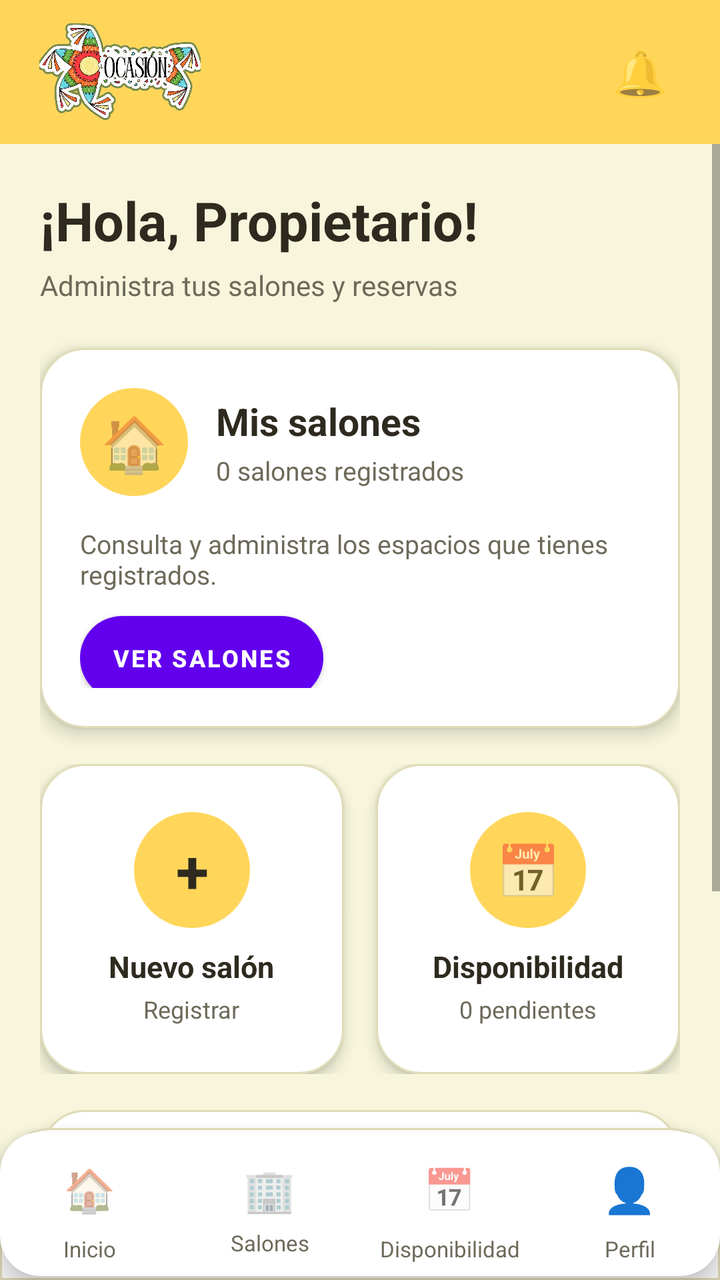
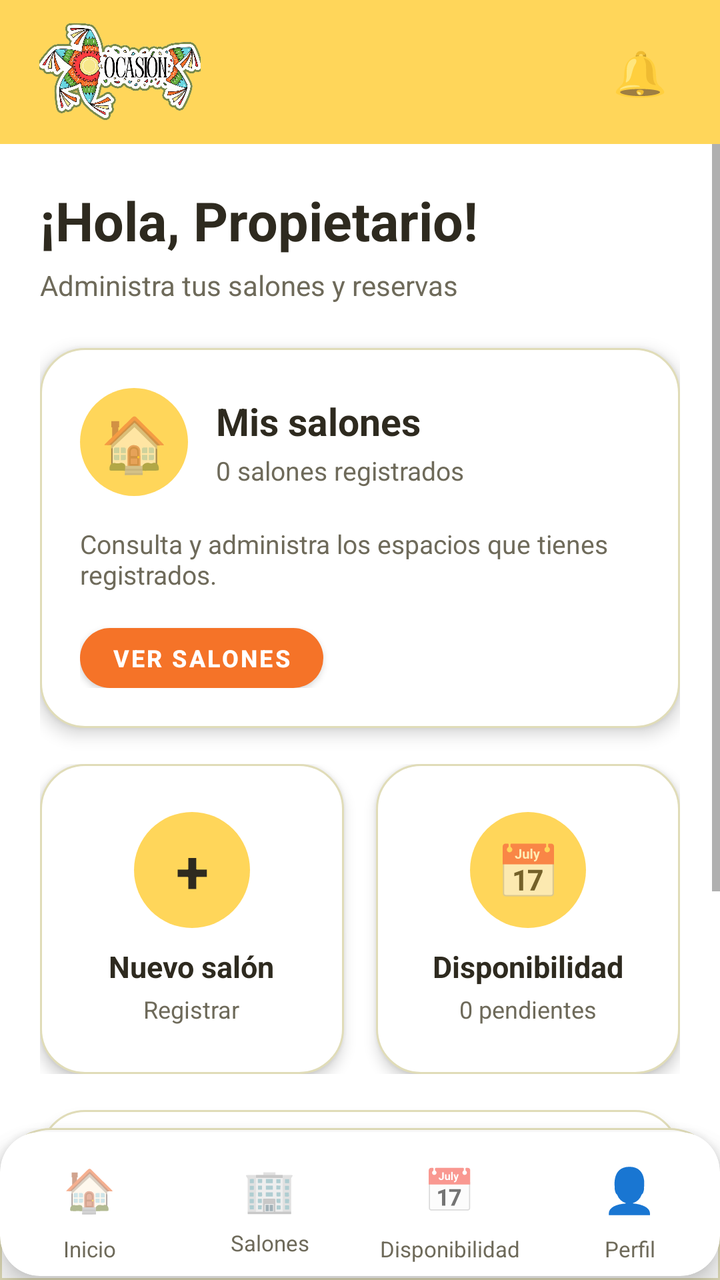

Before-and-after screenshots of an Android layout around one commit, followed by the original layout XML and the change that was made.
<!-- AndroidManifest.xml: application theme Theme.Ocasion_mobil_v2 -->
<!-- res/layout/owner_home.xml -->
<?xml version="1.0" encoding="utf-8"?>
<LinearLayout xmlns:android="http://schemas.android.com/apk/res/android"
    xmlns:app="http://schemas.android.com/apk/res-auto"
    android:layout_width="match_parent"
    android:layout_height="match_parent"
    android:orientation="vertical"
    android:background="@color/bg_general">

    

    <LinearLayout
        android:layout_width="match_parent"
        android:layout_height="72dp"
        android:orientation="horizontal"
        android:gravity="center_vertical"
        android:paddingStart="18dp"
        android:paddingEnd="18dp"
        android:background="@color/header_footer_dark">

        <include layout="@layout/logo_barra_propietario" />

        <Space
            android:layout_width="0dp"
            android:layout_height="1dp"
            android:layout_weight="1" />

        

        <TextView
            android:id="@+id/btnNotifications"
            android:layout_width="44dp"
            android:layout_height="44dp"
            android:gravity="center"
            android:text="🔔"
            android:textSize="22sp"
            android:background="@android:color/transparent"
            android:contentDescription="Notificaciones" />

    </LinearLayout>

    

    <ScrollView
        android:layout_width="match_parent"
        android:layout_height="0dp"
        android:layout_weight="1"
        android:fillViewport="true"
        android:clipToPadding="false">

        <LinearLayout
            android:layout_width="match_parent"
            android:layout_height="wrap_content"
            android:orientation="vertical"
            android:padding="20dp">

            

            <TextView
                android:id="@+id/tvWelcome"
                android:layout_width="wrap_content"
                android:layout_height="wrap_content"
                android:text="¡Hola, Propietario!"
                android:textColor="@color/texto_principal"
                android:textSize="27sp"
                android:textStyle="bold" />

            <TextView
                android:id="@+id/tvSubtitle"
                android:layout_width="wrap_content"
                android:layout_height="wrap_content"
                android:layout_marginTop="5dp"
                android:text="Administra tus salones y reservas"
                android:textColor="@color/texto_secundario"
                android:textSize="14sp" />


            

            <LinearLayout
                android:id="@+id/cardMySalons"
                android:layout_width="match_parent"
                android:layout_height="190dp"
                android:layout_marginTop="22dp"
                android:orientation="vertical"
                android:padding="20dp"
                android:background="@drawable/bg_owner_card"
                android:elevation="5dp"
                android:clickable="true"
                android:focusable="true">

                <LinearLayout
                    android:layout_width="match_parent"
                    android:layout_height="wrap_content"
                    android:orientation="horizontal"
                    android:gravity="center_vertical">

                    <TextView
                        android:layout_width="54dp"
                        android:layout_height="54dp"
                        android:gravity="center"
                        android:text="🏠"
                        android:textSize="27sp"
                        android:background="@drawable/bg_circle_yellow" />

                    <LinearLayout
                        android:layout_width="0dp"
                        android:layout_height="wrap_content"
                        android:layout_weight="1"
                        android:layout_marginStart="14dp"
                        android:orientation="vertical">

                        <TextView
                            android:layout_width="wrap_content"
                            android:layout_height="wrap_content"
                            android:text="Mis salones"
                            android:textColor="@color/texto_principal"
                            android:textSize="19sp"
                            android:textStyle="bold" />

                        <TextView
                            android:id="@+id/tvSalonCount"
                            android:layout_width="wrap_content"
                            android:layout_height="wrap_content"
                            android:layout_marginTop="3dp"
                            android:text="0 salones registrados"
                            android:textColor="@color/texto_secundario"
                            android:textSize="13sp" />

                    </LinearLayout>

                </LinearLayout>


                <TextView
                    android:layout_width="wrap_content"
                    android:layout_height="wrap_content"
                    android:layout_marginTop="15dp"
                    android:text="Consulta y administra los espacios que tienes registrados."
                    android:textColor="@color/texto_secundario"
                    android:textSize="13sp" />


                <Button
                    android:id="@+id/btnViewSalons"
                    android:layout_width="wrap_content"
                    android:layout_height="42dp"
                    android:layout_marginTop="12dp"
                    android:text="VER SALONES"
                    android:textSize="12sp"
                    android:textStyle="bold"
                    android:textColor="@color/blanco"
                    android:background="@drawable/bg_button_owner" />

            </LinearLayout>


            

            <LinearLayout
                android:layout_width="match_parent"
                android:layout_height="155dp"
                android:layout_marginTop="18dp"
                android:orientation="horizontal">

                

                <LinearLayout
                    android:id="@+id/cardNewSalon"
                    android:layout_width="0dp"
                    android:layout_height="match_parent"
                    android:layout_weight="1"
                    android:layout_marginEnd="8dp"
                    android:gravity="center"
                    android:orientation="vertical"
                    android:padding="14dp"
                    android:background="@drawable/bg_owner_card"
                    android:elevation="4dp"
                    android:clickable="true"
                    android:focusable="true">

                    <TextView
                        android:layout_width="58dp"
                        android:layout_height="58dp"
                        android:gravity="center"
                        android:text="+"
                        android:textColor="@color/texto_principal"
                        android:textSize="30sp"
                        android:textStyle="bold"
                        android:background="@drawable/bg_circle_yellow" />

                    <TextView
                        android:layout_width="wrap_content"
                        android:layout_height="wrap_content"
                        android:layout_marginTop="9dp"
                        android:text="Nuevo salón"
                        android:textColor="@color/texto_principal"
                        android:textSize="15sp"
                        android:textStyle="bold" />

                    <TextView
                        android:layout_width="wrap_content"
                        android:layout_height="wrap_content"
                        android:layout_marginTop="3dp"
                        android:text="Registrar"
                        android:textColor="@color/texto_secundario"
                        android:textSize="12sp" />

                </LinearLayout>


                

                <LinearLayout
                    android:id="@+id/cardDisponibilidad"
                    android:layout_width="0dp"
                    android:layout_height="match_parent"
                    android:layout_weight="1"
                    android:layout_marginStart="8dp"
                    android:gravity="center"
                    android:orientation="vertical"
                    android:padding="14dp"
                    android:background="@drawable/bg_owner_card"
                    android:elevation="4dp"
                    android:clickable="true"
                    android:focusable="true">

                    <TextView
                        android:layout_width="58dp"
                        android:layout_height="58dp"
                        android:gravity="center"
                        android:text="📅"
                        android:textSize="26sp"
                        android:background="@drawable/bg_circle_yellow" />

                    <TextView
                        android:layout_width="wrap_content"
                        android:layout_height="wrap_content"
                        android:layout_marginTop="9dp"
                        android:text="Disponibilidad"
                        android:textColor="@color/texto_principal"
                        android:textSize="15sp"
                        android:textStyle="bold" />

                    <TextView
                        android:id="@+id/tvDispoCount"
                        android:layout_width="wrap_content"
                        android:layout_height="wrap_content"
                        android:layout_marginTop="3dp"
                        android:text="0 pendientes"
                        android:textColor="@color/texto_secundario"
                        android:textSize="12sp" />

                </LinearLayout>

            </LinearLayout>


            

            <LinearLayout
                android:layout_width="match_parent"
                android:layout_height="145dp"
                android:layout_marginTop="18dp"
                android:orientation="vertical"
                android:padding="18dp"
                android:background="@drawable/bg_owner_card"
                android:elevation="4dp">

                <TextView
                    android:layout_width="wrap_content"
                    android:layout_height="wrap_content"
                    android:text="Tu actividad"
                    android:textColor="@color/texto_principal"
                    android:textSize="18sp"
                    android:textStyle="bold" />

                <TextView
                    android:id="@+id/tvActivity"
                    android:layout_width="match_parent"
                    android:layout_height="wrap_content"
                    android:layout_marginTop="13dp"
                    android:text="Aquí aparecerán tus próximas reservas y actividades."
                    android:textColor="@color/texto_secundario"
                    android:textSize="13sp" />

            </LinearLayout>

        </LinearLayout>

    </ScrollView>


    

    <LinearLayout
        android:layout_width="match_parent"
        android:layout_height="76dp"
        android:orientation="horizontal"
        android:gravity="center"
        android:background="@drawable/bg_bottom_menu"
        android:elevation="10dp">

        <include
            layout="@layout/bottom_nav_owner"
            android:layout_width="match_parent"
            android:layout_height="72dp" />
    </LinearLayout>


</LinearLayout>
<!-- res/layout/logo_barra_propietario.xml (included above) -->
<?xml version="1.0" encoding="utf-8"?>
<ImageView xmlns:android="http://schemas.android.com/apk/res/android"
    android:layout_width="84dp"
    android:layout_height="52dp"
    android:contentDescription="Ocasión"
    android:scaleType="fitCenter"
    android:src="@drawable/logo2" />
<!-- res/layout/bottom_nav_owner.xml (included above) -->
<?xml version="1.0" encoding="utf-8"?>
<com.google.android.material.card.MaterialCardView
    xmlns:android="http://schemas.android.com/apk/res/android"
    xmlns:app="http://schemas.android.com/apk/res-auto"

    android:layout_width="match_parent"
    android:layout_height="72dp"

    app:cardBackgroundColor="@color/blanco"
    app:cardCornerRadius="20dp"
    app:cardElevation="8dp"
    app:strokeWidth="0dp">

    <LinearLayout
        android:layout_width="match_parent"
        android:layout_height="match_parent"
        android:orientation="horizontal"
        android:gravity="center">

        

        <LinearLayout
            android:id="@+id/navHome"
            android:layout_width="0dp"
            android:layout_height="match_parent"
            android:layout_weight="1"
            android:gravity="center"
            android:orientation="vertical">

            <TextView
                android:layout_width="45dp"
                android:layout_height="45dp"
                android:gravity="center"
                android:text="🏠"
                android:textSize="21sp" />

            <TextView
                android:layout_width="wrap_content"
                android:layout_height="wrap_content"
                android:text="Inicio"
                android:textColor="@color/texto_secundario"
                android:textSize="11sp" />

        </LinearLayout>


        

        <LinearLayout
            android:id="@+id/navSalons"
            android:layout_width="0dp"
            android:layout_height="match_parent"
            android:layout_weight="1"
            android:gravity="center"
            android:orientation="vertical">

            <TextView
                android:layout_width="45dp"
                android:layout_height="39dp"
                android:gravity="center"
                android:text="🏢"
                android:textSize="21sp" />

            <TextView
                android:layout_width="wrap_content"
                android:layout_height="wrap_content"
                android:text="Salones"
                android:textColor="@color/texto_secundario"
                android:textSize="11sp" />

        </LinearLayout>


        

        <LinearLayout
            android:id="@+id/navDispo"
            android:layout_width="0dp"
            android:layout_height="match_parent"
            android:layout_weight="1"
            android:gravity="center"
            android:orientation="vertical">

            <TextView
                android:layout_width="45dp"
                android:layout_height="45dp"
                android:gravity="center"
                android:text="📅"
                android:textSize="21sp" />

            <TextView
                android:layout_width="wrap_content"
                android:layout_height="wrap_content"
                android:text="Disponibilidad"
                android:textColor="@color/texto_secundario"
                android:textSize="11sp" />

        </LinearLayout>


        

        <LinearLayout
            android:id="@+id/btnPerfil"
            android:layout_width="0dp"
            android:layout_height="match_parent"
            android:layout_weight="1"
            android:gravity="center"
            android:orientation="vertical">

            <TextView
                android:layout_width="45dp"
                android:layout_height="45dp"
                android:gravity="center"
                android:text="👤"
                android:textColor="@color/texto_secundario"
                android:textSize="22sp" />

            <TextView
                android:layout_width="wrap_content"
                android:layout_height="wrap_content"
                android:text="Perfil"
                android:textColor="@color/texto_secundario"
                android:textSize="11sp" />

        </LinearLayout>

    </LinearLayout>

</com.google.android.material.card.MaterialCardView>
<!-- resources referenced by this layout -->
<resources>
  <color name="bg_general">#F7F6DC</color>
  <color name="blanco">#FFFFFF</color>
  <color name="header_footer_dark">#FFD65A</color>
  <color name="texto_principal">#2E2A1F</color>
  <color name="texto_secundario">#6E6A5A</color>
  <!-- drawable bg_bottom_menu (drawable) -->
  <?xml version="1.0" encoding="utf-8"?>
  <shape xmlns:android="http://schemas.android.com/apk/res/android"
      android:shape="rectangle">
  
      <solid android:color="@color/blanco" />
  
      <corners
          android:topLeftRadius="25dp"
          android:topRightRadius="25dp" />
  
      <stroke
          android:width="1dp"
          android:color="@color/borde_input" />
  
  </shape>
  <!-- drawable bg_button_owner (drawable) -->
  <?xml version="1.0" encoding="utf-8"?>
  <shape xmlns:android="http://schemas.android.com/apk/res/android"
      android:shape="rectangle">
  
      <solid android:color="@color/naranja_primario" />
  
      <corners android:radius="22dp" />
  
  </shape>
  <!-- drawable bg_circle_yellow (drawable) -->
  <?xml version="1.0" encoding="utf-8"?>
  <shape xmlns:android="http://schemas.android.com/apk/res/android"
      android:shape="oval">
  
      <solid android:color="@color/header_footer_dark" />
  
  </shape>
  <!-- drawable bg_owner_card (drawable) -->
  <?xml version="1.0" encoding="utf-8"?>
  <shape xmlns:android="http://schemas.android.com/apk/res/android"
      android:shape="rectangle">
  
      <solid android:color="@color/blanco" />
  
      <corners android:radius="22dp" />
  
      <stroke
          android:width="1dp"
          android:color="@color/borde_input" />
  
  </shape>
  <!-- drawable logo2: png bitmap (drawable, 947138 bytes) -->
  <style name="Theme.Ocasion_mobil_v2" parent="Theme.MaterialComponents.Light.NoActionBar" />
  <color name="borde_input">#E0DCB8</color>
  <color name="naranja_primario">#F57328</color>
</resources>

<!-- the commit's change to res/layout/owner_home.xml (unified diff, before → after) -->
@@ -140,16 +140,17 @@
                     android:textSize="13sp" />
 
 
-                <Button
+                <com.google.android.material.button.MaterialButton
                     android:id="@+id/btnViewSalons"
                     android:layout_width="wrap_content"
                     android:layout_height="42dp"
                     android:layout_marginTop="12dp"
+                    style="@style/BotonOcasionPrincipal"
+                    app:backgroundTint="@color/naranja_primario"
                     android:text="VER SALONES"
+                    android:textColor="@color/blanco"
                     android:textSize="12sp"
-                    android:textStyle="bold"
-                    android:textColor="@color/blanco"
-                    android:background="@drawable/bg_button_owner" />
+                    android:textStyle="bold" />
 
             </LinearLayout>
 
<!-- resource entries referenced after the edit -->
@@ -1,6 +1,6 @@
 <!-- resources referenced by this layout -->
 <resources>
-  <color name="bg_general">#F7F6DC</color>
+  <color name="bg_general">#FFFFFF</color>
   <color name="blanco">#FFFFFF</color>
   <color name="header_footer_dark">#FFD65A</color>
   <color name="texto_principal">#2E2A1F</color>
@@ -19,16 +19,6 @@
       <stroke
           android:width="1dp"
           android:color="@color/borde_input" />
-  
-  </shape>
-  <!-- drawable bg_button_owner (drawable) -->
-  <?xml version="1.0" encoding="utf-8"?>
-  <shape xmlns:android="http://schemas.android.com/apk/res/android"
-      android:shape="rectangle">
-  
-      <solid android:color="@color/naranja_primario" />
-  
-      <corners android:radius="22dp" />
   
   </shape>
   <!-- drawable bg_circle_yellow (drawable) -->
@@ -54,8 +44,17 @@
   
   </shape>
   <!-- drawable logo2: png bitmap (drawable, 947138 bytes) -->
+  <style name="BotonOcasionPrincipal" parent="Widget.MaterialComponents.Button">
+          <item name="backgroundTint">@color/verde_primario</item>
+          <item name="android:textColor">@color/blanco</item>
+          <item name="android:textAllCaps">false</item>
+          <item name="android:textStyle">bold</item>
+          <item name="android:minHeight">48dp</item>
+          <item name="cornerRadius">22dp</item>
+      </style>
   <style name="Theme.Ocasion_mobil_v2" parent="Theme.MaterialComponents.Light.NoActionBar" />
   <color name="borde_input">#E0DCB8</color>
+  <color name="verde_primario">#367E18</color>
   <color name="naranja_primario">#F57328</color>
 </resources>
 
